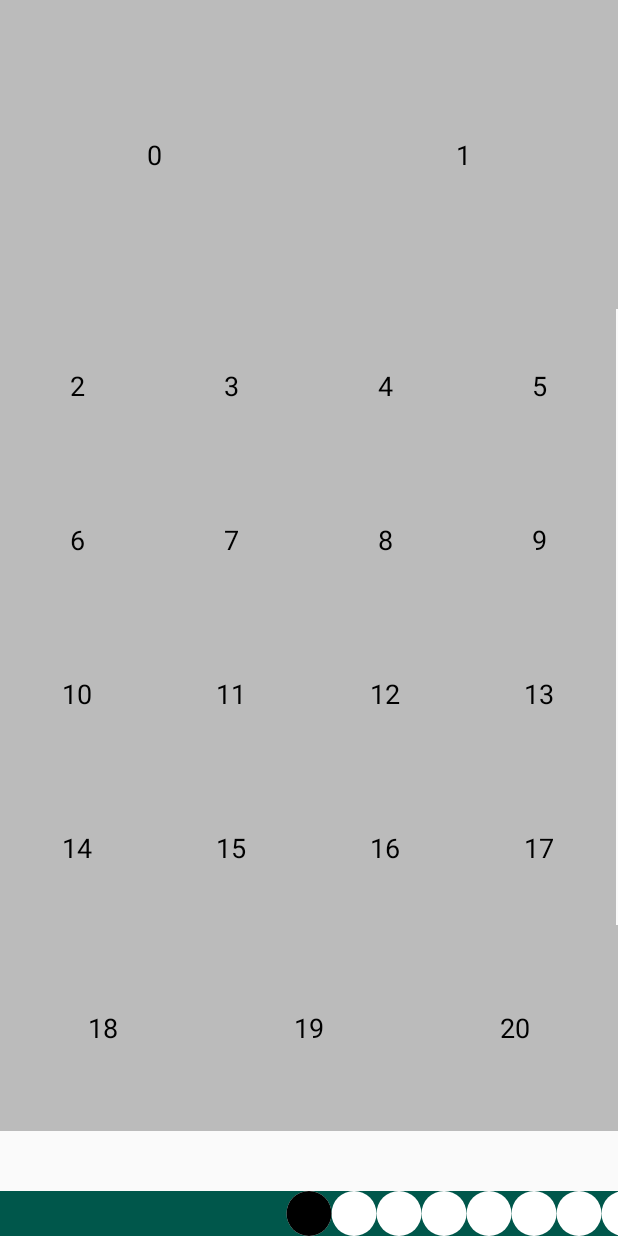
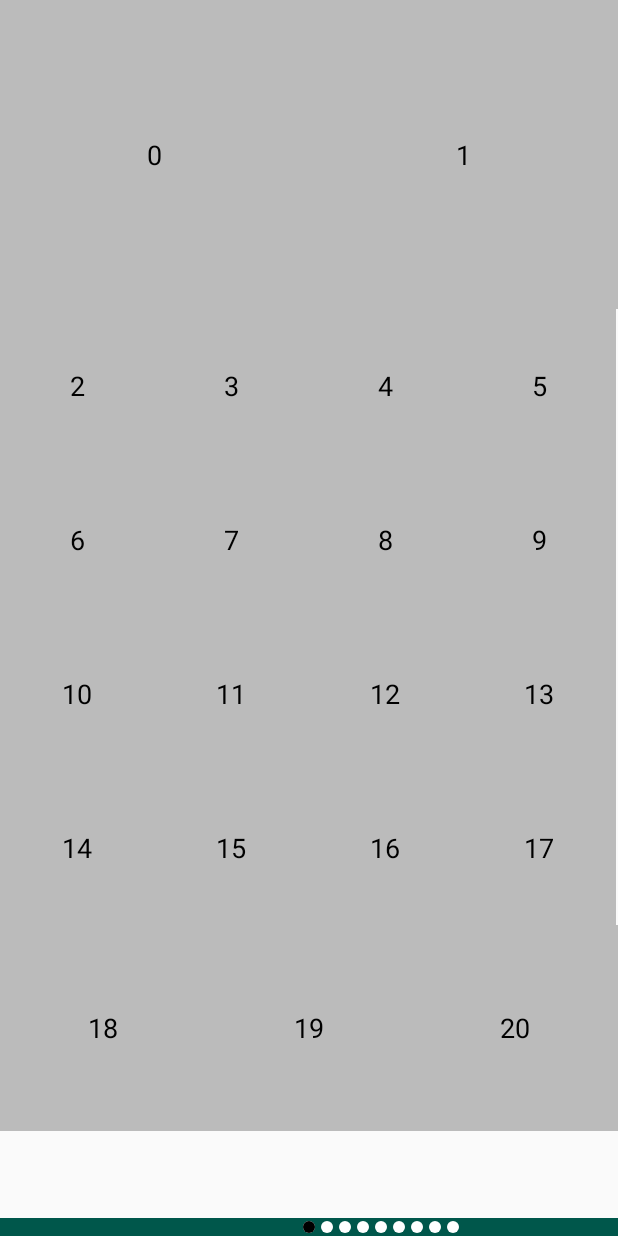
Before and after one commit to o0starshine0o/PagerLayout, an Android app: the screen it shows after launch (MainActivity), on a phone screen of 412 x 824 dp. Run offline under Robolectric (Android 15) with nearby library versions, the phone set to English and light mode, and no system bars.

Commit message:
add : padding of dot layout manager

```diff
--- a/app/src/main/res/layout/activity_main.xml
+++ b/app/src/main/res/layout/activity_main.xml
@@ -23,13 +23,14 @@
         android:id="@+id/indicator"
         android:layout_width="match_parent"
         android:layout_height="0dp"
-        app:indicatorHeight="30dp"
-        app:indicatorWidth="30dp"
+        android:background="@color/colorPrimaryDark"
+        android:padding="2dp"
+        app:indicatorHeight="12dp"
+        app:indicatorWidth="12dp"
         app:layout_constraintBottom_toBottomOf="parent"
         app:layout_constraintEnd_toEndOf="parent"
         app:layout_constraintStart_toStartOf="parent"
         app:normalColor="@android:color/background_light"
-        app:selectColor="@android:color/background_dark"
-        android:background="@color/colorPrimaryDark"/>
+        app:selectColor="@android:color/background_dark" />
 
 </android.support.constraint.ConstraintLayout>
--- a/pagerlayout/src/main/java/com/abelhu/pagerlayout/DotPageIndicator.kt
+++ b/pagerlayout/src/main/java/com/abelhu/pagerlayout/DotPageIndicator.kt
@@ -4,6 +4,7 @@ import android.content.Context
 import android.graphics.Canvas
 import android.graphics.Color
 import android.util.AttributeSet
+import kotlin.math.max
 import kotlin.math.min
 
 class DotPageIndicator @JvmOverloads constructor(context: Context, attrs: AttributeSet? = null, defStyleAttr: Int = 0) : PageIndicator(context, attrs, defStyleAttr) {
@@ -22,13 +23,15 @@ class DotPageIndicator @JvmOverloads constructor(context: Context, attrs: Attrib
     }
 
     override fun drawNormal(canvas: Canvas, centerX: Float, centerY: Float) {
+        val padding = max((paddingBottom + paddingTop) / 2, (paddingLeft + paddingRight) / 2)
         paint.color = normalColor
-        paint.apply { canvas.drawCircle(centerX, centerY, min(measuredWidth, measuredHeight).toFloat() / 2, this) }
+        paint.apply { canvas.drawCircle(centerX, centerY, min(indicatorWidth, indicatorHeight) / 2 - padding, this) }
     }
 
     override fun drawSelect(canvas: Canvas, centerX: Float, centerY: Float) {
+        val padding = max((paddingBottom + paddingTop) / 2, (paddingLeft + paddingRight) / 2)
         paint.color = selectColor
-        paint.apply { canvas.drawCircle(centerX, centerY, min(measuredWidth, measuredHeight).toFloat() / 2, this) }
+        paint.apply { canvas.drawCircle(centerX, centerY, min(indicatorWidth, indicatorHeight) / 2 - padding, this) }
     }
 
     override fun indicatorWidth() = indicatorWidth
```
